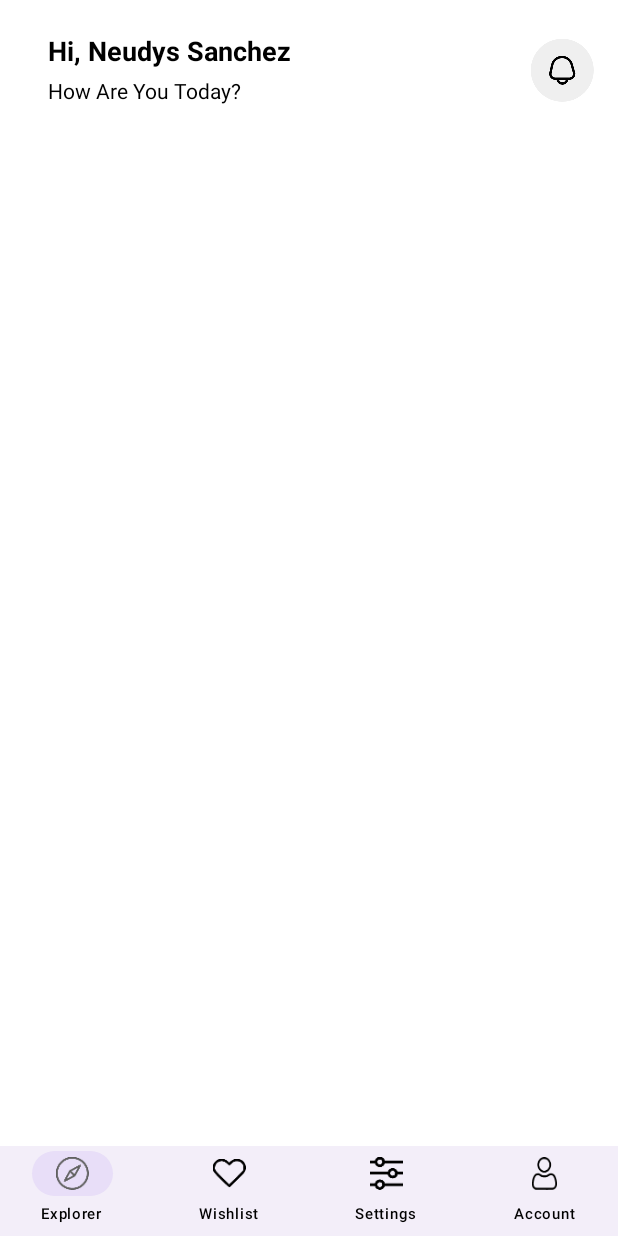
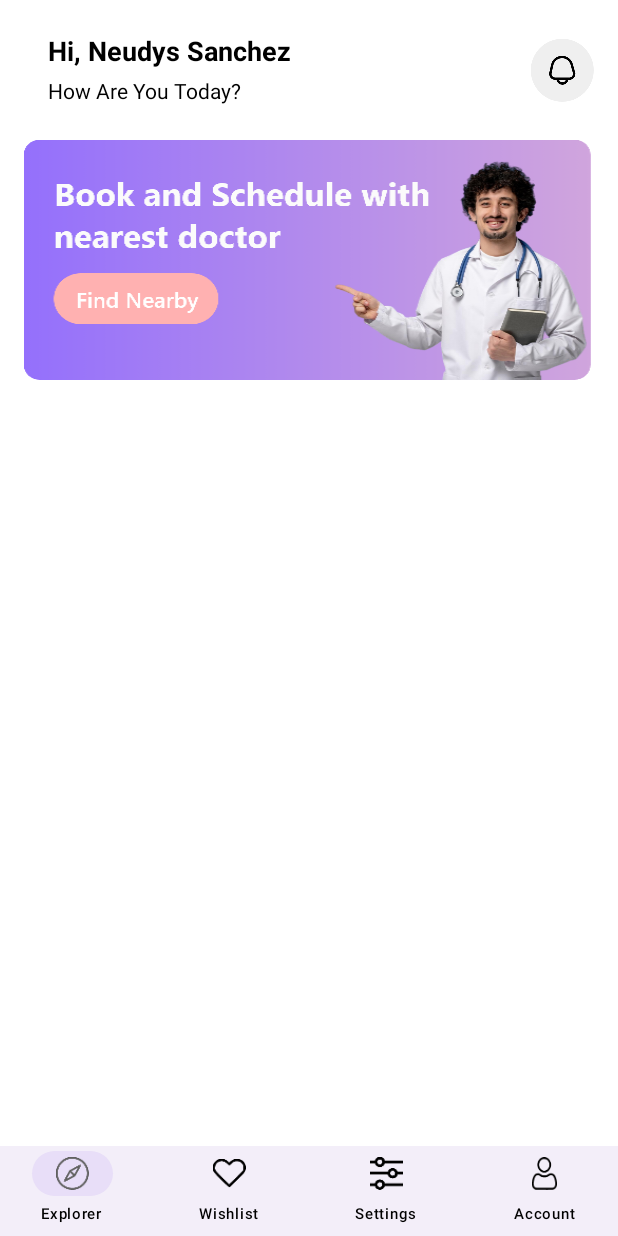
Before and after one commit to Bignarem/DoctorAppointment, an Android app built with Jetpack Compose: the @Preview function MainScreenPreview, on a phone screen of 412 x 824 dp. Run offline under Robolectric (Android 15) with nearby library versions, the phone set to English and light mode, and no system bars.

Commit message:
feat: Add Banner
This change includes:
- Adding a banner
- Implement the banner onto the main screen

```diff
--- /dev/null
+++ b/app/src/main/java/net/nesweb/doctorappointment/feature/home/Banner.kt
@@ -0,0 +1,32 @@
+package net.nesweb.doctorappointment.feature.home
+
+import androidx.compose.foundation.Image
+import androidx.compose.foundation.layout.Box
+import androidx.compose.foundation.layout.fillMaxSize
+import androidx.compose.foundation.layout.fillMaxWidth
+import androidx.compose.foundation.layout.padding
+import androidx.compose.runtime.Composable
+import androidx.compose.ui.Alignment
+import androidx.compose.ui.Modifier
+import androidx.compose.ui.layout.ContentScale
+import androidx.compose.ui.res.painterResource
+import androidx.compose.ui.unit.dp
+import net.nesweb.doctorappointment.R
+
+@Composable
+fun Banner() {
+    Box(
+        modifier = Modifier
+            .padding(horizontal = 16.dp)
+            .fillMaxSize()
+            .padding(top = 24.dp),
+        contentAlignment = Alignment.BottomCenter
+    ) {
+        Image(
+            painter = painterResource(R.drawable.banner),
+            contentDescription = null,
+            modifier = Modifier.fillMaxWidth(),
+            contentScale = ContentScale.FillBounds
+        )
+    }
+}
--- a/app/src/main/java/net/nesweb/doctorappointment/feature/home/MainScreen.kt
+++ b/app/src/main/java/net/nesweb/doctorappointment/feature/home/MainScreen.kt
@@ -25,6 +25,7 @@ fun MainScreen() {
     ) { inner ->
         LazyColumn(contentPadding = inner) {
             item { HomeHeader() }
+            item { Banner() }
         }
     }
 }
```
